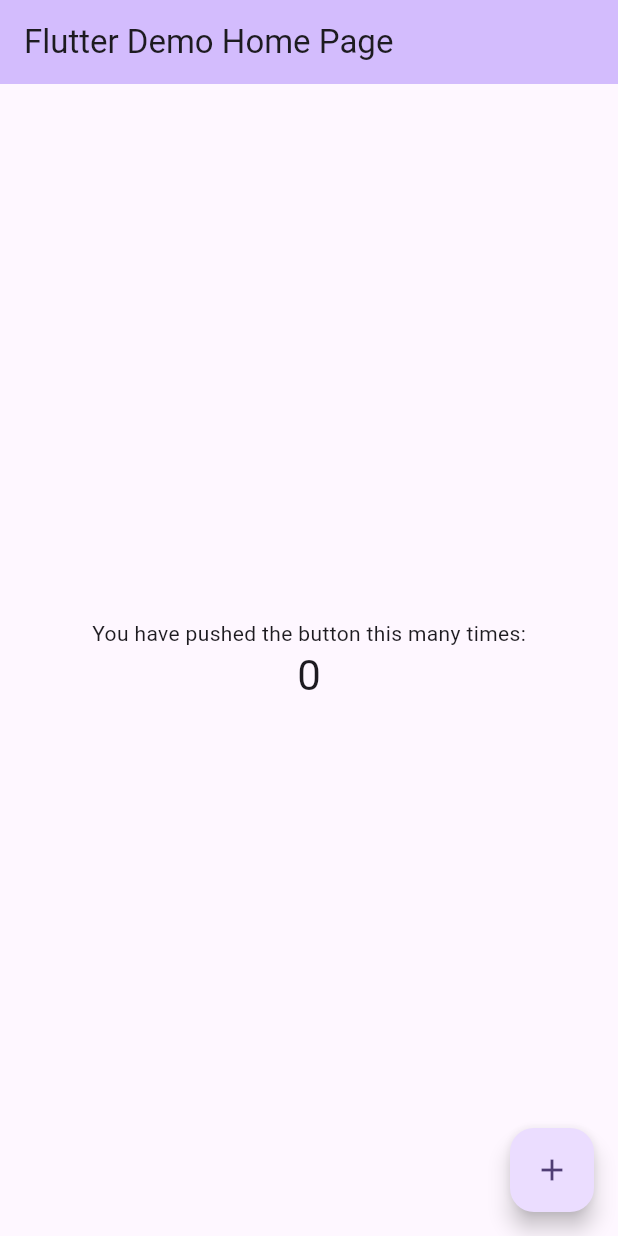
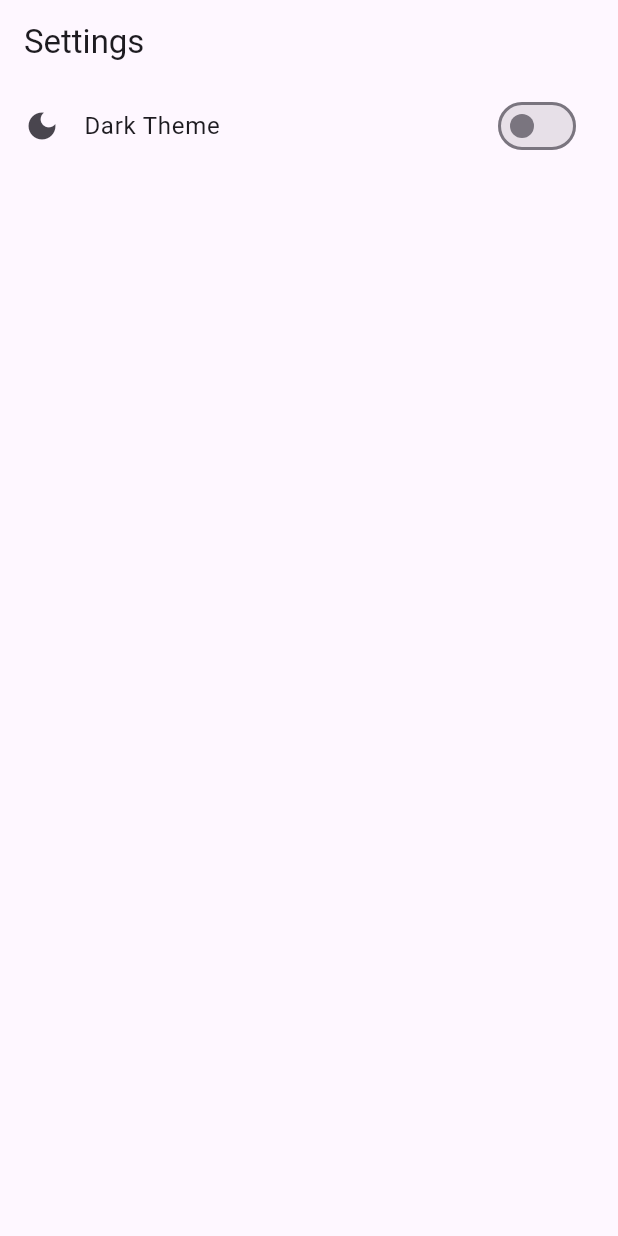
Before and after one commit to vprabhu1771/flutter_personal_diary_for_visually_impaired, a Flutter app: the screen it shows after launch, on a phone screen of 412 x 824 dp. Run offline on Flutter 3.47's test engine with Material 3 defaults, Android fonts, the phone set to English and light mode, and no system bars; our stand-ins replace shared_preferences.

Commit message:
Dark Light Theme added

```diff
--- a/lib/main.dart
+++ b/lib/main.dart
@@ -1,6 +1,12 @@
 import 'package:flutter/material.dart';
+import 'package:flutter_personal_diary_for_visually_impaired/screens/SettingScreen.dart';
+import 'package:flutter_personal_diary_for_visually_impaired/services/UiProvider.dart';
+import 'package:provider/provider.dart';
 
 void main() {
+
+  WidgetsFlutterBinding.ensureInitialized();
+
   runApp(const MyApp());
 }
 
@@ -10,116 +16,32 @@ class MyApp extends StatelessWidget {
   // This widget is the root of your application.
   @override
   Widget build(BuildContext context) {
-    return MaterialApp(
-      title: 'Flutter Demo',
-      theme: ThemeData(
-        // This is the theme of your application.
-        //
-        // TRY THIS: Try running your application with "flutter run". You'll see
-        // the application has a purple toolbar. Then, without quitting the app,
-        // try changing the seedColor in the colorScheme below to Colors.green
-        // and then invoke "hot reload" (save your changes or press the "hot
-        // reload" button in a Flutter-supported IDE, or press "r" if you used
-        // the command line to start the app).
-        //
-        // Notice that the counter didn't reset back to zero; the application
-        // state is not lost during the reload. To reset the state, use hot
-        // restart instead.
-        //
-        // This works for code too, not just values: Most code changes can be
-        // tested with just a hot reload.
-        colorScheme: ColorScheme.fromSeed(seedColor: Colors.deepPurple),
-        useMaterial3: true,
+    return ChangeNotifierProvider(
+      create: (BuildContext context)=>UiProvider()..init(),
+      child: Consumer<UiProvider>(
+        builder: (context, UiProvider notifier, child) {
+          return MaterialApp(
+
+            debugShowCheckedModeBanner: false,
+
+            //By default theme setting, you can also set system
+            // when your mobile theme is dark the app also become dark
+
+            themeMode: notifier.isDark ? ThemeMode.dark : ThemeMode.light,
+
+            //Our custom theme applied
+            darkTheme: notifier.isDark ? notifier.darkTheme : notifier.lightTheme,
+
+            theme: ThemeData(
+              colorScheme: ColorScheme.fromSeed(seedColor: Colors.deepPurple),
+              useMaterial3: true,
+            ),
+
+            home: SettingScreen(title: 'Settings'),
+
+          );
+        },
       ),
-      home: const MyHomePage(title: 'Flutter Demo Home Page'),
     );
   }
 }
-
-class MyHomePage extends StatefulWidget {
-  const MyHomePage({super.key, required this.title});
-
-  // This widget is the home page of your application. It is stateful, meaning
-  // that it has a State object (defined below) that contains fields that affect
-  // how it looks.
-
-  // This class is the configuration for the state. It holds the values (in this
-  // case the title) provided by the parent (in this case the App widget) and
-  // used by the build method of the State. Fields in a Widget subclass are
-  // always marked "final".
-
-  final String title;
-
-  @override
-  State<MyHomePage> createState() => _MyHomePageState();
-}
-
-class _MyHomePageState extends State<MyHomePage> {
-  int _counter = 0;
-
-  void _incrementCounter() {
-    setState(() {
-      // This call to setState tells the Flutter framework that something has
-      // changed in this State, which causes it to rerun the build method below
-      // so that the display can reflect the updated values. If we changed
-      // _counter without calling setState(), then the build method would not be
-      // called again, and so nothing would appear to happen.
-      _counter++;
-    });
-  }
-
-  @override
-  Widget build(BuildContext context) {
-    // This method is rerun every time setState is called, for instance as done
-    // by the _incrementCounter method above.
-    //
-    // The Flutter framework has been optimized to make rerunning build methods
-    // fast, so that you can just rebuild anything that needs updating rather
-    // than having to individually change instances of widgets.
-    return Scaffold(
-      appBar: AppBar(
-        // TRY THIS: Try changing the color here to a specific color (to
-        // Colors.amber, perhaps?) and trigger a hot reload to see the AppBar
-        // change color while the other colors stay the same.
-        backgroundColor: Theme.of(context).colorScheme.inversePrimary,
-        // Here we take the value from the MyHomePage object that was created by
-        // the App.build method, and use it to set our appbar title.
-        title: Text(widget.title),
-      ),
-      body: Center(
-        // Center is a layout widget. It takes a single child and positions it
-        // in the middle of the parent.
-        child: Column(
-          // Column is also a layout widget. It takes a list of children and
-          // arranges them vertically. By default, it sizes itself to fit its
-          // children horizontally, and tries to be as tall as its parent.
-          //
-          // Column has various properties to control how it sizes itself and
-          // how it positions its children. Here we use mainAxisAlignment to
-          // center the children vertically; the main axis here is the vertical
-          // axis because Columns are vertical (the cross axis would be
-          // horizontal).
-          //
-          // TRY THIS: Invoke "debug painting" (choose the "Toggle Debug Paint"
-          // action in the IDE, or press "p" in the console), to see the
-          // wireframe for each widget.
-          mainAxisAlignment: MainAxisAlignment.center,
-          children: <Widget>[
-            const Text(
-              'You have pushed the button this many times:',
-            ),
-            Text(
-              '$_counter',
-              style: Theme.of(context).textTheme.headlineMedium,
-            ),
-          ],
-        ),
-      ),
-      floatingActionButton: FloatingActionButton(
-        onPressed: _incrementCounter,
-        tooltip: 'Increment',
-        child: const Icon(Icons.add),
-      ), // This trailing comma makes auto-formatting nicer for build methods.
-    );
-  }
-}
--- /dev/null
+++ b/lib/screens/SettingScreen.dart
@@ -0,0 +1,42 @@
+import 'package:flutter/material.dart';
+import 'package:provider/provider.dart';
+
+import '../services/UiProvider.dart';
+
+class SettingScreen extends StatefulWidget {
+
+  final String title;
+
+  const SettingScreen({super.key, required this.title});
+
+  @override
+  State<SettingScreen> createState() => _SettingScreenState();
+}
+
+class _SettingScreenState extends State<SettingScreen> {
+
+  @override
+  Widget build(BuildContext context) {
+    return Scaffold(
+      appBar: AppBar(
+        title: Text(widget.title),
+      ),
+      body: Consumer<UiProvider>(
+        builder: (context, UiProvider notifier, child) {
+          return Column(
+            children: [
+              ListTile(
+                leading: Icon(Icons.dark_mode),
+                title: Text("Dark Theme"),
+                trailing: Switch(
+                  onChanged: (value) { notifier.changeTheme(); },
+                  value: notifier.isDark,
+                ),
+              )
+            ],
+          );
+        },
+      ),
+    );
+  }
+}
--- /dev/null
+++ b/lib/services/UiProvider.dart
@@ -0,0 +1,44 @@
+import 'package:flutter/material.dart';
+import 'package:shared_preferences/shared_preferences.dart';
+
+class UiProvider extends ChangeNotifier{
+
+  bool _isDark = false;
+  bool get isDark => _isDark;
+
+  late SharedPreferences storage;
+
+  //Custom dark theme
+  final darkTheme = ThemeData(
+    primaryColor: Colors.black12,
+    brightness: Brightness.dark,
+    primaryColorDark: Colors.black12,
+  );
+
+  //Custom light theme
+  final lightTheme = ThemeData(
+      primaryColor: Colors.white,
+      brightness: Brightness.light,
+      primaryColorDark: Colors.white
+  );
+
+  //Now we want to save the last changed theme value
+
+
+  //Dark mode toggle action
+  changeTheme(){
+    _isDark = !isDark;
+
+    //Save the value to secure storage
+    storage.setBool("isDark", _isDark);
+    notifyListeners();
+  }
+
+  //Init method of provider
+  init()async{
+    //After we re run the app
+    storage = await SharedPreferences.getInstance();
+    _isDark = storage.getBool("isDark")??false;
+    notifyListeners();
+  }
+}
```
